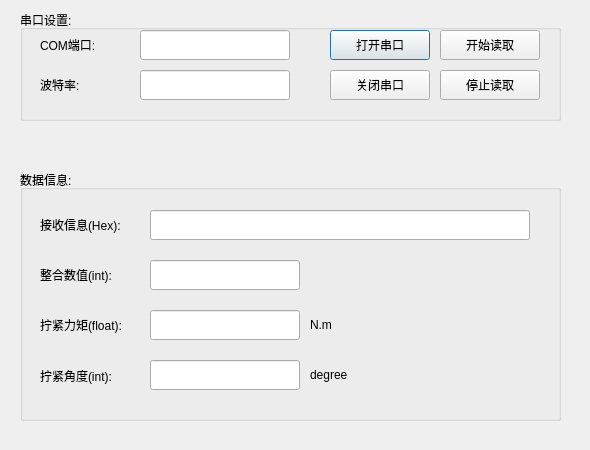
This is serialCom/res/serialCom.ui in Arvin-He/projects as Qt 5 draws it before an edit. The edited form follows.
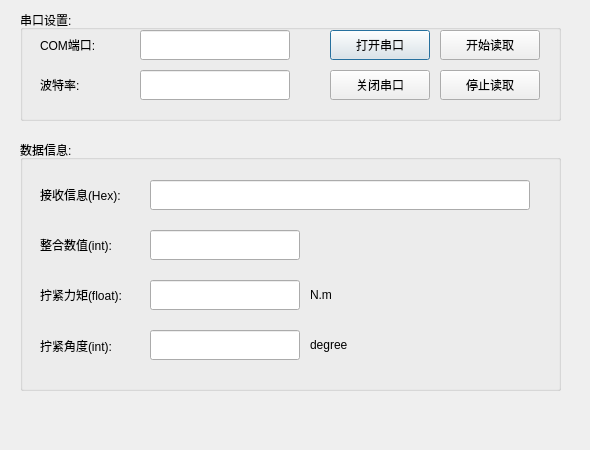
This is the edited form.

```diff
--- a/serialCom/res/serialCom.ui
+++ b/serialCom/res/serialCom.ui
@@ -23,7 +23,7 @@
    <property name="geometry">
     <rect>
      <x>20</x>
-     <y>170</y>
+     <y>140</y>
      <width>541</width>
      <height>251</height>
     </rect>
@@ -279,6 +279,19 @@
     </property>
    </widget>
   </widget>
+  <widget class="QLabel" name="infoLabel">
+   <property name="geometry">
+    <rect>
+     <x>20</x>
+     <y>410</y>
+     <width>541</width>
+     <height>30</height>
+    </rect>
+   </property>
+   <property name="text">
+    <string/>
+   </property>
+  </widget>
  </widget>
  <resources/>
  <connections/>
```
